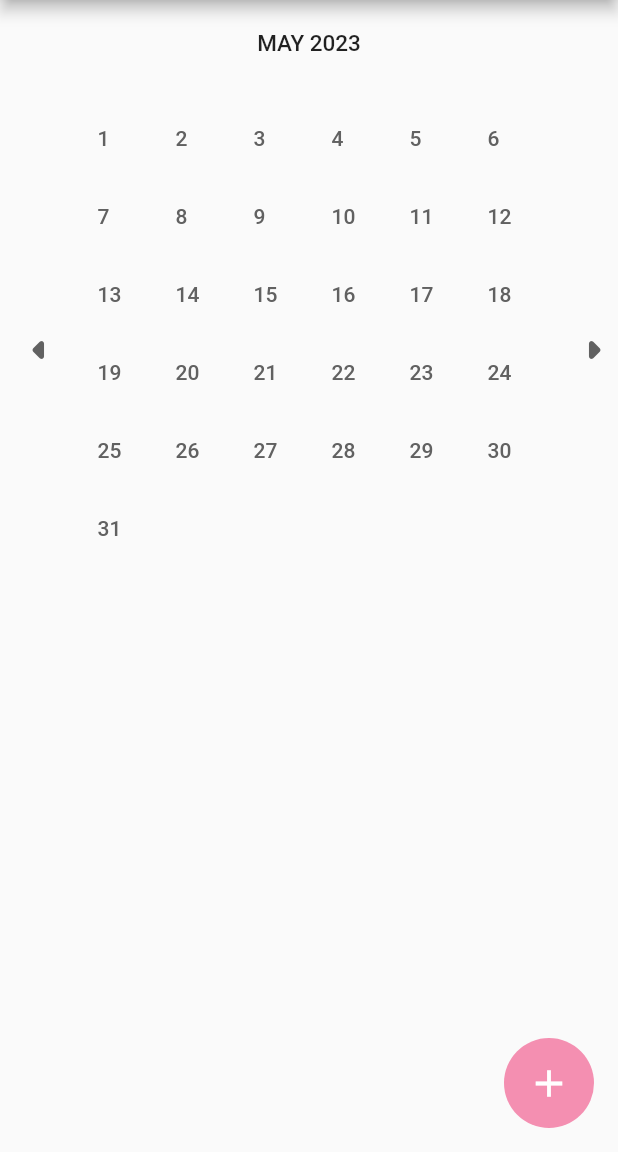
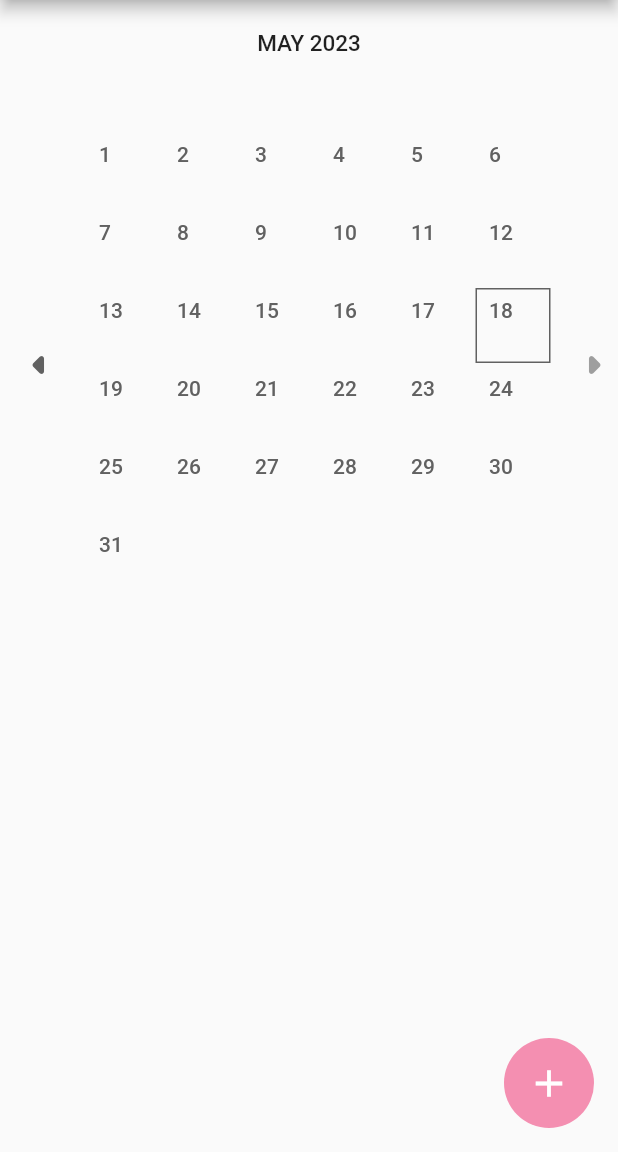
Before and after one commit to algailoc/mood-tracker-2, a Flutter app: the screen it shows after launch, on a phone screen of 412 x 824 dp, the part 84-1236 px from its top. Run offline on Flutter 3.47's test engine with Material 2 defaults, Android fonts, the phone set to English and light mode, and no system bars; drawn by our look-alikes of scrollable_positioned_list; our stand-ins replace bloc, easy_localization, equatable, flutter_bloc, flutter_smart_dialog, get_it and 2 more; accounts and stored records are empty.

Commit message:
Небольшие визуальные изменения

```diff
--- a/lib/presentation/screens/days_list_screen/days_list_screen.dart
+++ b/lib/presentation/screens/days_list_screen/days_list_screen.dart
@@ -126,7 +126,7 @@ class _DaysListScreenState extends State<DaysListScreen> {
                   height: 20,
                 ),
                 SizedBox(
-                  height: 350,
+                  height: 370,
                   child: Row(
                     children: [
                       _NavigationButton(
@@ -308,7 +308,9 @@ class _NavigationButton extends StatelessWidget {
             child: Icon(
               forward ? Icons.arrow_right_rounded : Icons.arrow_left_rounded,
               size: 40,
-              color: Theme.of(context).colorScheme.onBackground,
+              color: Theme.of(context).colorScheme.onBackground.withOpacity(
+                    active ? 1 : 0.6,
+                  ),
             ),
           ),
         ),
--- a/lib/presentation/widgets/days_list/day_cell.dart
+++ b/lib/presentation/widgets/days_list/day_cell.dart
@@ -50,6 +50,17 @@ class DayCell extends StatelessWidget {
     }
   }
 
+  bool _isToday() {
+    final today = DateTime.now().copyWith(
+      hour: 0,
+      minute: 0,
+      second: 0,
+      millisecond: 0,
+      microsecond: 0,
+    );
+    return today == date;
+  }
+
   @override
   Widget build(BuildContext context) {
     return GestureDetector(
@@ -59,6 +70,11 @@ class DayCell extends StatelessWidget {
         height: calendarCellSize,
         decoration: BoxDecoration(
           color: day == null ? Colors.transparent : getMoodColor(day!.mood),
+          border: Border.all(
+            color: _isToday()
+                ? Theme.of(context).colorScheme.onBackground
+                : Colors.transparent,
+          ),
         ),
         child: Center(
           child: Stack(
```
